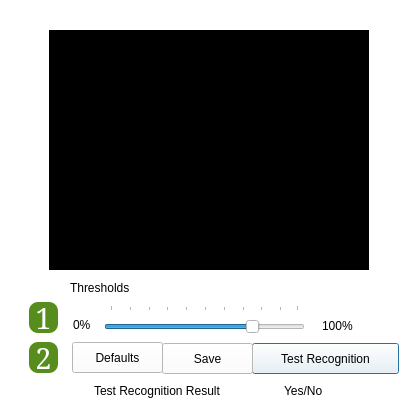
Before: the Qt Designer form data/ui/uifiles/faceTrainerAdvSettings.ui in WilliamRen/pam-face-authentication, drawn with Qt 5.
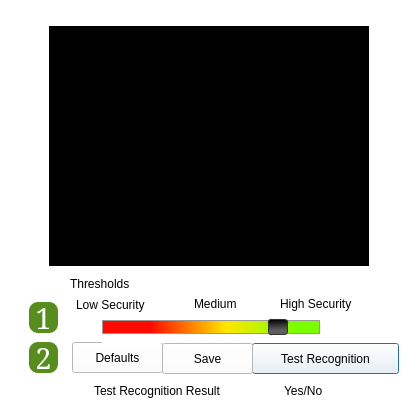
After: the same form once the commit is applied.

Commit message: X window with enableX option

The edit to the form file:
```diff
--- a/data/ui/uifiles/faceTrainerAdvSettings.ui
+++ b/data/ui/uifiles/faceTrainerAdvSettings.ui
@@ -38,7 +38,7 @@
    <property name="geometry">
     <rect>
      <x>70</x>
-     <y>280</y>
+     <y>276</y>
      <width>91</width>
      <height>16</height>
     </rect>
@@ -53,34 +53,34 @@
   <widget class="QLabel" name="label_2">
    <property name="geometry">
     <rect>
-     <x>73</x>
-     <y>317</y>
-     <width>29</width>
+     <x>76</x>
+     <y>297</y>
+     <width>94</width>
      <height>16</height>
     </rect>
    </property>
    <property name="text">
-    <string>0%</string>
+    <string>Low Security</string>
    </property>
   </widget>
   <widget class="QLabel" name="label_4">
    <property name="geometry">
     <rect>
-     <x>322</x>
-     <y>316</y>
-     <width>38</width>
+     <x>280</x>
+     <y>294</y>
+     <width>93</width>
      <height>20</height>
     </rect>
    </property>
    <property name="text">
-    <string>100%</string>
+    <string>High Security</string>
    </property>
   </widget>
   <widget class="QGraphicsView" name="webcamPreview">
    <property name="geometry">
     <rect>
      <x>49</x>
-     <y>30</y>
+     <y>26</y>
      <width>320</width>
      <height>240</height>
     </rect>
@@ -294,20 +294,36 @@
   <widget class="QSlider" name="percentage">
    <property name="geometry">
     <rect>
-     <x>104</x>
-     <y>305</y>
-     <width>201</width>
-     <height>35</height>
+     <x>102</x>
+     <y>312</y>
+     <width>218</width>
+     <height>31</height>
     </rect>
    </property>
    <property name="styleSheet">
-    <string/>
+    <string> QSlider::groove:horizontal {
+	 
+     border: 1px solid #999999;
+     height: 12px; /* the groove expands to the size of the slider by default. by giving it a height, it has a fixed size */
+     background: qlineargradient(spread:pad, x1:0.222, y1:0.591318, x2:0.928, y2:0.585, stop:0 rgba(255, 10, 0, 255), stop:0.494444 rgba(255, 231, 0, 255), stop:0.938889 rgba(122, 255, 0, 255));
+     margin: 2px 0;
+ }
+
+ QSlider::handle:horizontal {
+     background:  qlineargradient(spread:pad, x1:0.389, y1:0, x2:0.422, y2:0.698682, stop:0 rgba(0, 0, 0, 255), stop:1 rgba(94, 94, 94, 255));
+     border: 1px solid #333333;
+     width: 18px;
+     margin: -2px 0; /* handle is placed by default on the contents rect of the groove. Expand outside the groove */
+     border-radius: 3px;
+ }
+
+</string>
    </property>
    <property name="minimum">
     <number>1</number>
    </property>
    <property name="maximum">
-    <number>100</number>
+    <number>90</number>
    </property>
    <property name="value">
     <number>76</number>
@@ -331,6 +347,19 @@
     <number>10</number>
    </property>
   </widget>
+  <widget class="QLabel" name="label_5">
+   <property name="geometry">
+    <rect>
+     <x>194</x>
+     <y>294</y>
+     <width>51</width>
+     <height>20</height>
+    </rect>
+   </property>
+   <property name="text">
+    <string>Medium</string>
+   </property>
+  </widget>
  </widget>
  <resources/>
  <connections/>
```
The commit also changes 7 other files.
